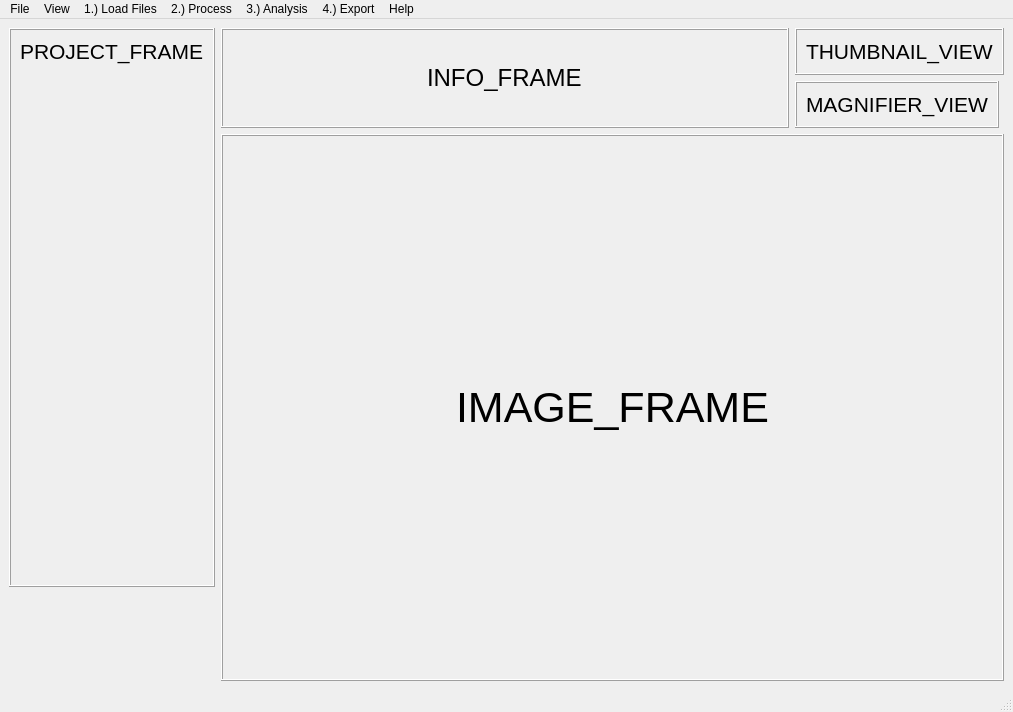
Qt form ast_analysis/resources/forms/qt/main_window.ui (jwfraustro/ast-analysis) before a commit.
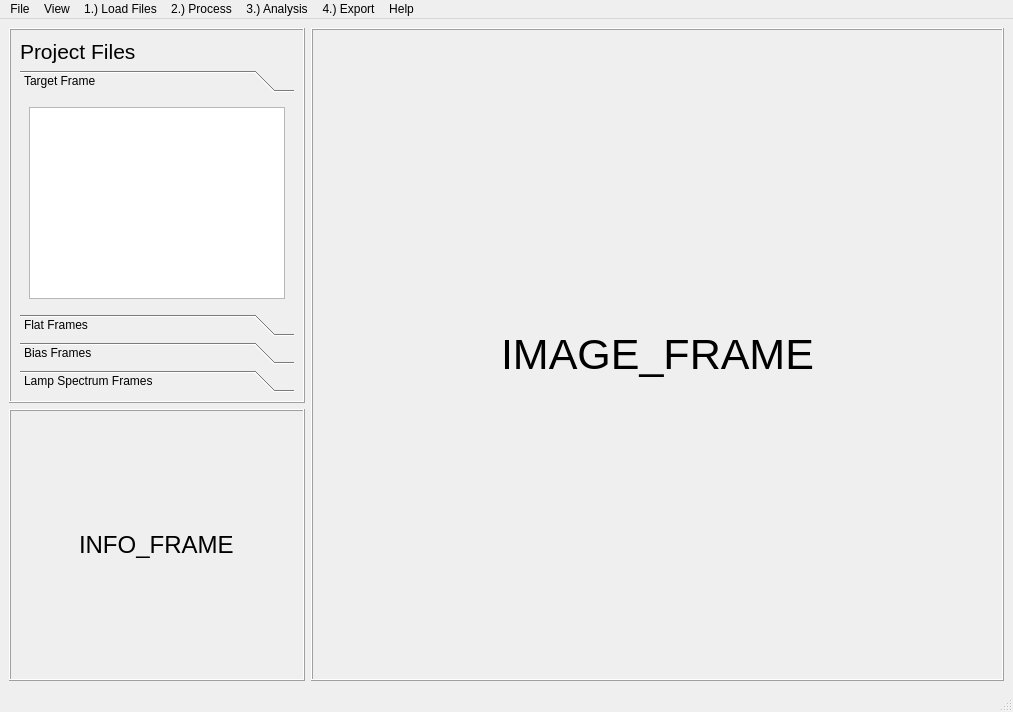
The same form after that commit.

Commit message: added project_name parameter open/clear frame files new/save/save_as/open project file

Diff of the .ui file:
```diff
--- a/ast_analysis/resources/forms/qt/main_window.ui
+++ b/ast_analysis/resources/forms/qt/main_window.ui
@@ -44,30 +44,111 @@
           </font>
          </property>
          <property name="text">
-          <string>PROJECT_FRAME</string>
+          <string>Project Files</string>
          </property>
         </widget>
        </item>
        <item>
-        <spacer name="verticalSpacer_2">
-         <property name="orientation">
-          <enum>Qt::Vertical</enum>
+        <widget class="QToolBox" name="proj_files_tb">
+         <property name="sizePolicy">
+          <sizepolicy hsizetype="Fixed" vsizetype="Expanding">
+           <horstretch>0</horstretch>
+           <verstretch>0</verstretch>
+          </sizepolicy>
          </property>
-         <property name="sizeType">
-          <enum>QSizePolicy::Expanding</enum>
+         <property name="currentIndex">
+          <number>0</number>
          </property>
-         <property name="sizeHint" stdset="0">
-          <size>
-           <width>20</width>
-           <height>512</height>
-          </size>
-         </property>
-        </spacer>
+         <widget class="QWidget" name="target_frame_page">
+          <property name="geometry">
+           <rect>
+            <x>0</x>
+            <y>0</y>
+            <width>274</width>
+            <height>210</height>
+           </rect>
+          </property>
+          <attribute name="label">
+           <string>Target Frame</string>
+          </attribute>
+          <layout class="QVBoxLayout" name="verticalLayout_8">
+           <item>
+            <widget class="QListWidget" name="target_frame_lw">
+             <property name="sizePolicy">
+              <sizepolicy hsizetype="Fixed" vsizetype="Expanding">
+               <horstretch>0</horstretch>
+               <verstretch>0</verstretch>
+              </sizepolicy>
+             </property>
+            </widget>
+           </item>
+          </layout>
+         </widget>
+         <widget class="QWidget" name="flat_frame_page">
+          <property name="geometry">
+           <rect>
+            <x>0</x>
+            <y>0</y>
+            <width>274</width>
+            <height>210</height>
+           </rect>
+          </property>
+          <attribute name="label">
+           <string>Flat Frames</string>
+          </attribute>
+          <layout class="QVBoxLayout" name="verticalLayout_7">
+           <item>
+            <widget class="QListWidget" name="flat_frame_lw">
+             <property name="sizePolicy">
+              <sizepolicy hsizetype="Fixed" vsizetype="Expanding">
+               <horstretch>0</horstretch>
+               <verstretch>0</verstretch>
+              </sizepolicy>
+             </property>
+            </widget>
+           </item>
+          </layout>
+         </widget>
+         <widget class="QWidget" name="bias_frame_page">
+          <attribute name="label">
+           <string>Bias Frames</string>
+          </attribute>
+          <layout class="QVBoxLayout" name="verticalLayout_6">
+           <item>
+            <widget class="QListWidget" name="bias_frame_lw">
+             <property name="sizePolicy">
+              <sizepolicy hsizetype="Fixed" vsizetype="Expanding">
+               <horstretch>0</horstretch>
+               <verstretch>0</verstretch>
+              </sizepolicy>
+             </property>
+            </widget>
+           </item>
+          </layout>
+         </widget>
+         <widget class="QWidget" name="spec_ref_page">
+          <attribute name="label">
+           <string>Lamp Spectrum Frames</string>
+          </attribute>
+          <layout class="QVBoxLayout" name="verticalLayout_5">
+           <item>
+            <widget class="QListWidget" name="specref_lw">
+             <property name="sizePolicy">
+              <sizepolicy hsizetype="Fixed" vsizetype="Expanding">
+               <horstretch>0</horstretch>
+               <verstretch>0</verstretch>
+              </sizepolicy>
+             </property>
+            </widget>
+           </item>
+          </layout>
+         </widget>
+        </widget>
        </item>
       </layout>
      </widget>
     </item>
-    <item row="0" column="1" rowspan="2">
+    <item row="3" column="0">
      <widget class="QFrame" name="info_frame">
       <property name="sizePolicy">
        <sizepolicy hsizetype="Preferred" vsizetype="Expanding">
@@ -99,70 +180,10 @@
       </layout>
      </widget>
     </item>
-    <item row="0" column="2">
-     <widget class="QFrame" name="thumbnail_frame">
-      <property name="sizePolicy">
-       <sizepolicy hsizetype="Fixed" vsizetype="Fixed">
-        <horstretch>0</horstretch>
-        <verstretch>0</verstretch>
-       </sizepolicy>
-      </property>
-      <property name="frameShape">
-       <enum>QFrame::Box</enum>
-      </property>
-      <property name="frameShadow">
-       <enum>QFrame::Raised</enum>
-      </property>
-      <layout class="QVBoxLayout" name="verticalLayout_2">
-       <item alignment="Qt::AlignHCenter|Qt::AlignVCenter">
-        <widget class="QLabel" name="thumb_lbl">
-         <property name="font">
-          <font>
-           <pointsize>16</pointsize>
-          </font>
-         </property>
-         <property name="text">
-          <string>THUMBNAIL_VIEW</string>
-         </property>
-        </widget>
-       </item>
-      </layout>
-     </widget>
-    </item>
-    <item row="1" column="2">
-     <widget class="QFrame" name="magnifier_frame">
-      <property name="sizePolicy">
-       <sizepolicy hsizetype="Fixed" vsizetype="Fixed">
-        <horstretch>0</horstretch>
-        <verstretch>0</verstretch>
-       </sizepolicy>
-      </property>
-      <property name="frameShape">
-       <enum>QFrame::Box</enum>
-      </property>
-      <property name="frameShadow">
-       <enum>QFrame::Raised</enum>
-      </property>
-      <layout class="QVBoxLayout" name="verticalLayout_3">
-       <item alignment="Qt::AlignHCenter|Qt::AlignVCenter">
-        <widget class="QLabel" name="mag_lbl">
-         <property name="font">
-          <font>
-           <pointsize>16</pointsize>
-          </font>
-         </property>
-         <property name="text">
-          <string>MAGNIFIER_VIEW</string>
-         </property>
-        </widget>
-       </item>
-      </layout>
-     </widget>
-    </item>
-    <item row="2" column="1" colspan="2">
+    <item row="0" column="1" rowspan="4">
      <widget class="QFrame" name="image_frame">
       <property name="sizePolicy">
-       <sizepolicy hsizetype="Expanding" vsizetype="Expanding">
+       <sizepolicy hsizetype="Preferred" vsizetype="Expanding">
         <horstretch>0</horstretch>
         <verstretch>0</verstretch>
        </sizepolicy>
```
The commit also changes 3 other files.
